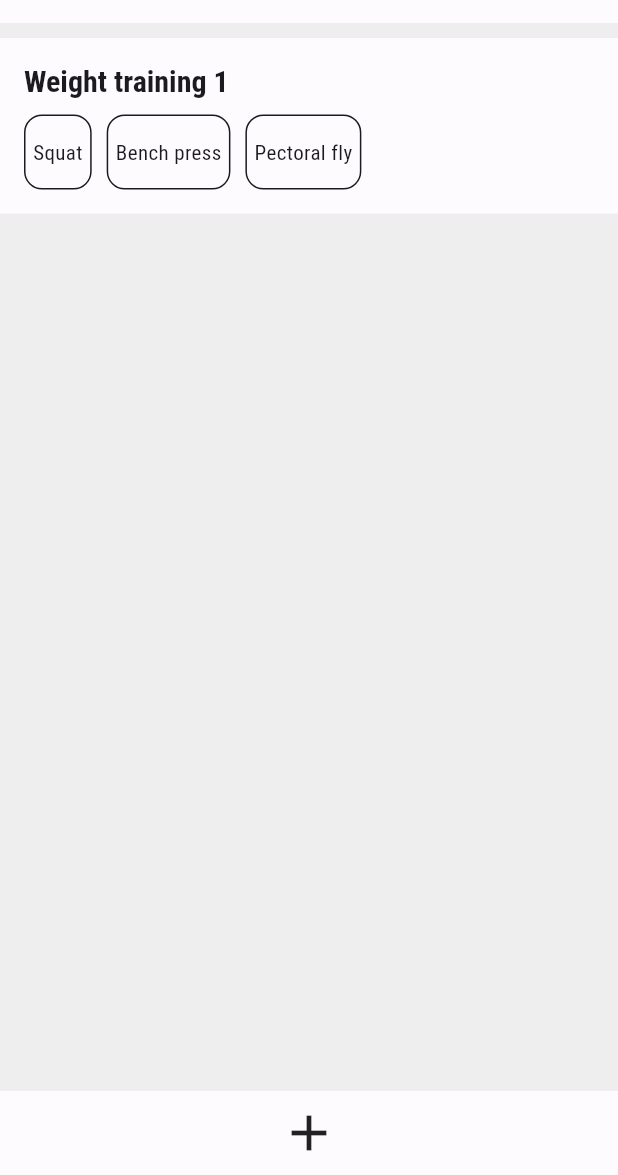
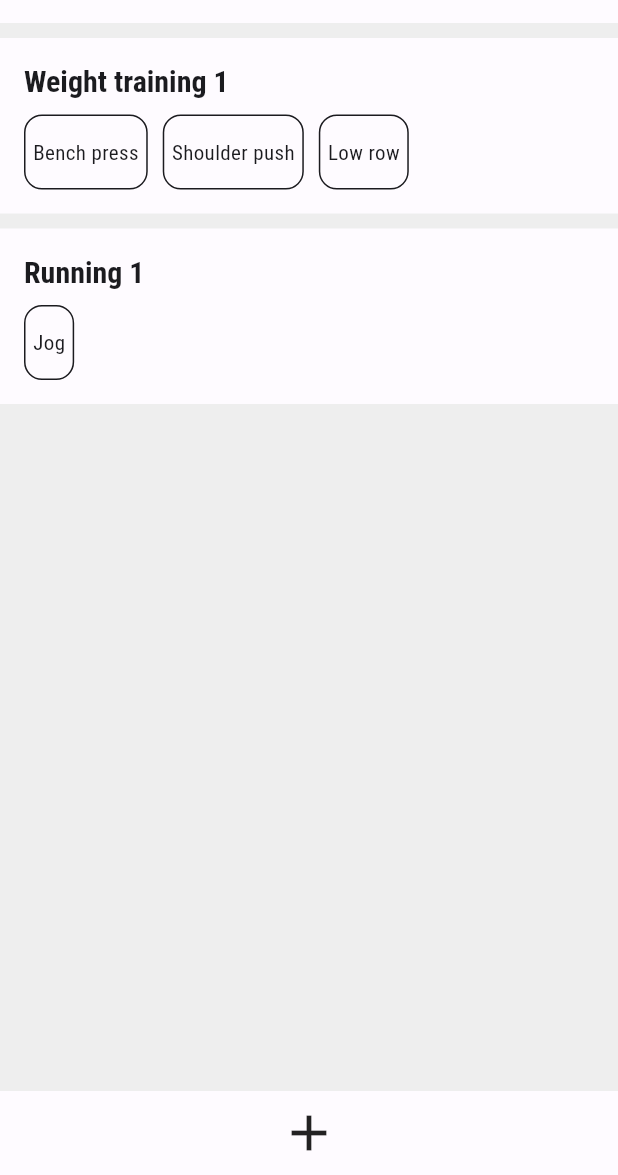
Before and after one commit to ChienKangLu/workout_app, a Flutter app: the screen it shows after launch, on a phone screen of 412 x 824 dp, the part 61-1236 px from its top. Run offline on Flutter 3.47's test engine with Material 2 defaults, Android fonts, the phone set to English and light mode, and no system bars; generated files the repository leaves out were written again.

Commit message:
Refactor workout list

```diff
--- /dev/null
+++ b/lib/feature_workout_list/view/exercise_thumbnail_list.dart
@@ -0,0 +1,47 @@
+import 'package:flutter/material.dart';
+
+import '../../themes/workout_app_theme_data.dart';
+import '../workout_list_view_model.dart';
+
+class ExerciseThumbnailList extends StatelessWidget {
+  const ExerciseThumbnailList({Key? key, required this.exerciseThumbnailListState}) : super(key: key);
+
+  final ExerciseThumbnailListUiState exerciseThumbnailListState;
+
+  @override
+  Widget build(BuildContext context) {
+    return ListView.builder(
+      scrollDirection: Axis.horizontal,
+      itemCount: exerciseThumbnailListState.exerciseThumbnails.length,
+      itemBuilder: (content, index) {
+        return ExerciseThumbnail(exerciseThumbnailState: exerciseThumbnailListState.exerciseThumbnails[index]);
+      },
+    );
+  }
+}
+
+class ExerciseThumbnail extends StatelessWidget {
+  const ExerciseThumbnail({Key? key, required this.exerciseThumbnailState}) : super(key: key);
+
+  final ExerciseThumbnailUiState exerciseThumbnailState;
+
+  @override
+  Widget build(BuildContext context) {
+    return Container(
+      margin: WorkoutAppThemeData.exerciseThumbnailMargin,
+      padding: WorkoutAppThemeData.exerciseThumbnailPadding,
+      decoration: BoxDecoration(
+        border: Border.all(color: Theme.of(context).colorScheme.onSurface),
+        borderRadius: WorkoutAppThemeData.exerciseThumbnailBorderRadius,
+      ),
+      height: WorkoutAppThemeData.exerciseThumbnailWidth,
+      child: Center(
+        child: Text(
+          exerciseThumbnailState.name,
+          textAlign: TextAlign.center,
+          maxLines: 2,
+        ),
+      ),
+    );
+  }
+}
--- /dev/null
+++ b/lib/feature_workout_list/view/workout_list.dart
@@ -0,0 +1,90 @@
+import 'package:flutter/material.dart';
+
+import '../../themes/workout_app_theme_data.dart';
+import '../workout_list_view_model.dart';
+import 'exercise_thumbnail_list.dart';
+
+class WorkoutList extends StatelessWidget {
+  const WorkoutList({Key? key, required this.workoutListState}) : super(key: key);
+
+  final WorkoutListUiState workoutListState;
+
+  @override
+  Widget build(BuildContext context) {
+    return _listContainer(
+      context,
+      child: _listView(context),
+    );
+  }
+
+  Widget _listContainer(BuildContext context, {required Widget child}) {
+    return Container(
+      color: Theme.of(context).colorScheme.listBackgroundColor,
+      child: child,
+    );
+  }
+
+  Widget _listView(BuildContext context) {
+    return ListView.builder(
+      itemCount: workoutListState.workouts.length,
+      itemBuilder: (content, index) {
+        return Workout(workoutState:  workoutListState.workouts[index]);
+      },
+    );
+  }
+}
+
+class Workout extends StatelessWidget {
+  const Workout({Key? key, required this.workoutState}) : super(key: key);
+
+  final WorkoutUiState workoutState;
+
+  @override
+  Widget build(BuildContext context) {
+    return _container(context);
+  }
+
+  Widget _container(BuildContext context) {
+    return InkWell(
+      child: Container(
+        margin: WorkoutAppThemeData.workoutMargin,
+        padding: WorkoutAppThemeData.workoutPadding,
+        color: Theme.of(context).colorScheme.surface,
+        child: _content(context),
+      ),
+      onTap: () {
+        workoutState.onTap();
+      },
+    );
+  }
+
+  Widget _content(BuildContext context) {
+    return Column(
+      children: [
+        WorkoutListItemTitle(workoutState: workoutState),
+        Container(
+          margin: WorkoutAppThemeData.exerciseThumbnailListMargin,
+          height: WorkoutAppThemeData.exerciseThumbnailWidth,
+          child: ExerciseThumbnailList(exerciseThumbnailListState: workoutState.exerciseThumbnailList),
+        )
+      ],
+    );
+  }
+}
+
+class WorkoutListItemTitle extends StatelessWidget {
+  const WorkoutListItemTitle({Key? key, required this.workoutState}) : super(key: key);
+
+  final WorkoutUiState workoutState;
+
+  @override
+  Widget build(BuildContext context) {
+    return Align(
+      alignment: Alignment.topLeft,
+      child: Text(
+        workoutState.name,
+        style: Theme.of(context).textTheme.titleLarge,
+      ),
+    );
+  }
+}
--- a/lib/views/workout_list_page_bottom_bar.dart
+++ b/lib/feature_workout_list/view/workout_list_page_bottom_bar.dart
@@ -1,14 +1,18 @@
 import 'package:flutter/material.dart';
-import 'package:workout_app/themes/workout_app_theme_data.dart';
+
+import '../../themes/workout_app_theme_data.dart';
 
 class WorkoutListPageBottomBar extends StatelessWidget {
-  const WorkoutListPageBottomBar({Key? key}) : super(key: key);
+  const WorkoutListPageBottomBar({Key? key, required this.onAddItemClicked}) : super(key: key);
+
+  final void Function() onAddItemClicked;
 
   @override
   Widget build(BuildContext context) {
     return SizedBox(
       height: WorkoutAppThemeData.bottomBarHeight,
-      child: Center(
+      child: GestureDetector(
+        onTap: onAddItemClicked,
         child: Icon(
           Icons.add,
           size: WorkoutAppThemeData.bottomBarIconSize,
--- /dev/null
+++ b/lib/feature_workout_list/workout_list_page.dart
@@ -0,0 +1,44 @@
+import 'package:flutter/material.dart';
+import 'package:flutter_gen/gen_l10n/app_localizations.dart';
+
+import 'view/workout_list.dart';
+import 'view/workout_list_page_bottom_bar.dart';
+import 'workout_list_view_model.dart';
+
+class WorkoutListPage extends StatefulWidget {
+  static const routeName = "/workout_list";
+
+  const WorkoutListPage({Key? key}) : super(key: key);
+
+  @override
+  State<WorkoutListPage> createState() => _WorkoutListPageState();
+}
+
+class _WorkoutListPageState extends State<WorkoutListPage> {
+
+  late WorkoutListViewModel _model;
+
+  @override
+  void initState() {
+    _model = WorkoutListViewModel();
+    super.initState();
+  }
+
+  @override
+  Widget build(BuildContext context) {
+    final localizations = AppLocalizations.of(context)!;
+    return Scaffold(
+      appBar: AppBar(
+        title: Text(localizations.appTitle),
+      ),
+      body: WorkoutList(
+        workoutListState: _model.workoutListState,
+      ),
+      bottomNavigationBar: WorkoutListPageBottomBar(
+        onAddItemClicked: () {
+          // TODO: choose type of workout then create a new workout
+        },
+      ),
+    );
+  }
+}
--- /dev/null
+++ b/lib/feature_workout_list/workout_list_view_model.dart
@@ -0,0 +1,112 @@
+import '../model/exercise.dart';
+import '../model/unit.dart';
+import '../model/workout.dart';
+
+class WorkoutListViewModel {
+  final List<Workout> _workouts = <Workout>[
+    WeightTraining(name: "Weight training 1", exercises: [
+      WeightTrainingExercise(
+        name: "Bench press",
+        sets: [
+          WeightTrainingExerciseSet(baseWeight: 20, sideWeight: 15, unit: WeightUnit.kilogram, repetition: 5),
+          WeightTrainingExerciseSet(baseWeight: 20, sideWeight: 15, unit: WeightUnit.kilogram, repetition: 5),
+          WeightTrainingExerciseSet(baseWeight: 20, sideWeight: 20, unit: WeightUnit.kilogram, repetition: 5),
+          WeightTrainingExerciseSet(baseWeight: 20, sideWeight: 20, unit: WeightUnit.kilogram, repetition: 2),
+          WeightTrainingExerciseSet(baseWeight: 20, sideWeight: 17.5, unit: WeightUnit.kilogram, repetition: 5),
+          WeightTrainingExerciseSet(baseWeight: 20, sideWeight: 17.5, unit: WeightUnit.kilogram, repetition: 5),
+        ],
+      ),
+      WeightTrainingExercise(
+        name: "Shoulder push",
+        sets: [
+          WeightTrainingExerciseSet(baseWeight: 0, sideWeight: 10, unit: WeightUnit.kilogram, repetition: 6),
+          WeightTrainingExerciseSet(baseWeight: 0, sideWeight: 12.5, unit: WeightUnit.kilogram, repetition: 6),
+          WeightTrainingExerciseSet(baseWeight: 0, sideWeight: 12.5, unit: WeightUnit.kilogram, repetition: 6),
+        ],
+      ),
+      WeightTrainingExercise(
+        name: "Low row",
+        sets: [
+          WeightTrainingExerciseSet(baseWeight: 25, sideWeight: 0, unit: WeightUnit.kilogram, repetition: 12),
+          WeightTrainingExerciseSet(baseWeight: 25, sideWeight: 0, unit: WeightUnit.kilogram, repetition: 12),
+          WeightTrainingExerciseSet(baseWeight: 25, sideWeight: 0, unit: WeightUnit.kilogram, repetition: 12),
+        ],
+      ),
+    ]),
+    Running(
+      name: "Running 1",
+      exercises: [
+        RunningExercise(
+          name: "Jog",
+          sets: [
+            RunningExerciseSet(distance: 2, unit: DistanceUnit.kilometer),
+          ],
+        ),
+      ],
+    ),
+  ];
+
+  WorkoutListUiState get workoutListState {
+    return _toWorkoutListUiState(_workouts);
+  }
+
+  WorkoutListUiState _toWorkoutListUiState(List<Workout> workouts) {
+    return WorkoutListUiState(
+      workouts: workouts.map((workout) => _toWorkoutUiState(workout)).toList(),
+    );
+  }
+
+  WorkoutUiState _toWorkoutUiState(Workout workout) {
+    return WorkoutUiState(
+      name: workout.name,
+      exerciseThumbnailList: _toExerciseThumbnailListUiState( workout.exercises),
+      onTap: () {
+        // TODO: launch exercise page
+      },
+    );
+  }
+
+  ExerciseThumbnailListUiState _toExerciseThumbnailListUiState(List<Exercise> exercises) {
+    return ExerciseThumbnailListUiState(
+      exerciseThumbnails: exercises.map((exercise) => _toExerciseThumbnailUiState(exercise)).toList(),
+    );
+  }
+
+  ExerciseThumbnailUiState _toExerciseThumbnailUiState(Exercise exercise) {
+    return ExerciseThumbnailUiState(name: exercise.name);
+  }
+}
+
+class ExerciseThumbnailUiState {
+  ExerciseThumbnailUiState({required this.name});
+
+  final String name;
+}
+
+class ExerciseThumbnailListUiState {
+  ExerciseThumbnailListUiState({
+    required this.exerciseThumbnails,
+  });
+
+  final List<ExerciseThumbnailUiState> exerciseThumbnails;
+}
+
+class WorkoutUiState {
+  WorkoutUiState({
+    required this.name,
+    required this.exerciseThumbnailList,
+    required this.onTap,
+  });
+
+  final String name;
+  final ExerciseThumbnailListUiState exerciseThumbnailList;
+  final void Function() onTap;
+}
+
+class WorkoutListUiState {
+  WorkoutListUiState({
+    required this.workouts,
+  });
+
+  final List<WorkoutUiState> workouts;
+}
--- a/lib/main.dart
+++ b/lib/main.dart
@@ -1,7 +1,8 @@
 import 'package:flutter/material.dart';
 import 'package:flutter_gen/gen_l10n/app_localizations.dart';
-import 'package:workout_app/routes.dart';
-import 'package:workout_app/themes/workout_app_theme_data.dart';
+
+import 'routes.dart';
+import 'themes/workout_app_theme_data.dart';
 
 void main() {
   runApp(const WorkoutApp());
--- a/lib/model/exercise.dart
+++ b/lib/model/exercise.dart
@@ -1,5 +1,53 @@
-class Exercise {
-  Exercise({required this.name});
+import 'interval_event.dart';
+import 'unit.dart';
+
+abstract class Exercise<T extends ExerciseSet> extends IntervalEvent {
+  Exercise({
+    required this.name,
+    List<T>? sets,
+  }) : sets = sets ?? [];
 
   final String name;
+  final List<T> sets;
 }
+
+abstract class ExerciseSet extends IntervalEvent {
+}
+
+class WeightTrainingExercise extends Exercise<WeightTrainingExerciseSet> {
+  WeightTrainingExercise({
+    required super.name,
+    List<WeightTrainingExerciseSet>? sets,
+  }) : super(sets: sets);
+}
+
+class WeightTrainingExerciseSet extends ExerciseSet {
+  WeightTrainingExerciseSet({
+    required this.baseWeight,
+    required this.sideWeight,
+    required this.unit,
+    required this.repetition,
+  });
+
+  final double baseWeight;
+  final double sideWeight;
+  final WeightUnit unit;
+  final int repetition;
+}
+
+class RunningExercise extends Exercise<RunningExerciseSet> {
+  RunningExercise({
+    required super.name,
+    List<RunningExerciseSet>? sets,
+  }) : super(sets: sets);
+}
+
+class RunningExerciseSet extends ExerciseSet{
+  RunningExerciseSet({
+    required this.distance,
+    required this.unit,
+  });
+
+  final double distance;
+  final DistanceUnit unit;
+}
--- /dev/null
+++ b/lib/model/interval_event.dart
@@ -0,0 +1,12 @@
+class IntervalEvent {
+  DateTime? startTime;
+  DateTime? endTime;
+
+  void startEvent() {
+    startTime = DateTime.now();
+  }
+
+  void finishEvent() {
+    endTime = DateTime.now();
+  }
+}
--- /dev/null
+++ b/lib/model/unit.dart
@@ -0,0 +1,7 @@
+enum WeightUnit {
+  kilogram, pound,
+}
+
+enum DistanceUnit {
+  kilometer, meter
+}
--- a/lib/model/workout.dart
+++ b/lib/model/workout.dart
@@ -1,9 +1,36 @@
-import 'Exercise.dart';
+import 'exercise.dart';
+import 'interval_event.dart';
 
-class Workout {
-  Workout({required this.name, required this.exercises});
+enum WorkoutType {
+  weightTraining, running
+}
+
+abstract class Workout<T extends Exercise> extends IntervalEvent {
+  Workout({
+    required this.name,
+    required this.type,
+    List<T>? exercises,
+  }) : exercises = exercises ?? [];
 
   final String name;
+  final WorkoutType type;
+  final List<T> exercises;
 
-  final List<Exercise> exercises;
+  void addExercise(T exercise) {
+    exercises.add(exercise);
+  }
 }
+
+class WeightTraining extends Workout<WeightTrainingExercise> {
+  WeightTraining({
+    required super.name,
+    List<WeightTrainingExercise>? exercises,
+  }) : super(type: WorkoutType.weightTraining, exercises: exercises);
+}
+
+class Running extends Workout<RunningExercise> {
+  Running({
+    required super.name,
+    List<RunningExercise>? exercises,
+  }) : super(type: WorkoutType.running, exercises: exercises);
+}
--- a/lib/pages/workout_list_page.dart
+++ /dev/null
@@ -1,61 +0,0 @@
-import 'package:flutter/material.dart';
-import 'package:flutter_gen/gen_l10n/app_localizations.dart';
-import 'package:workout_app/model/Exercise.dart';
-import 'package:workout_app/model/workout.dart';
-import 'package:workout_app/views/exercise_item.dart';
-
-import '../views/workout_item.dart';
-import '../views/workout_list.dart';
-import '../views/workout_list_page_bottom_bar.dart';
-
-class WorkoutListPage extends StatefulWidget {
-  static const routeName = "/workout_list";
-
-  const WorkoutListPage({Key? key}) : super(key: key);
-
-  @override
-  State<WorkoutListPage> createState() => _WorkoutListPageState();
-}
-
-class _WorkoutListPageState extends State<WorkoutListPage> {
-
-  final List<Workout> _workoutList = <Workout>[
-    Workout(
-        name: "Weight training 1",
-        exercises: [
-          Exercise(name: "Squat"),
-          Exercise(name: "Bench press"),
-          Exercise(name: "Pectoral fly"),
-        ]
-    ),
-  ];
-
-  @override
-  Widget build(BuildContext context) {
-    final localizations = AppLocalizations.of(context)!;
-    return Scaffold(
-      appBar: AppBar(
-        title: Text(localizations.appTitle),
-      ),
-      body: WorkoutList(
-        workoutItems: _workoutList.map((workout) => workout.toWorkoutItem()).toList(),
-      ),
-      bottomNavigationBar: const WorkoutListPageBottomBar()
-    );
-  }
-}
-
-extension WorkoutExtension on Workout {
-  WorkoutItem toWorkoutItem() {
-    return WorkoutItem(
-      name: name,
-      exerciseItems: exercises.map((exercise) => exercise.toExerciseItem()).toList(),
-    );
-  }
-}
-
-extension ExerciseExtension on Exercise {
-  ExerciseItem toExerciseItem() {
-    return ExerciseItem(name: name);
-  }
-}
--- a/lib/themes/workout_app_theme_data.dart
+++ b/lib/themes/workout_app_theme_data.dart
@@ -81,23 +81,23 @@ class WorkoutAppThemeData {
   static const _bold = FontWeight.w700;
 
   static const _textTheme = TextTheme(
-      titleLarge: TextStyle(
-        fontSize: 20.0,
-        fontWeight: _bold,
-      )
+    titleLarge: TextStyle(
+      fontSize: 20.0,
+      fontWeight: _bold,
+    ),
   );
 
-  static EdgeInsets get listItemMargin => const EdgeInsets.fromLTRB(0, 10, 0, 0);
-  static EdgeInsets get listItemPadding => const EdgeInsets.all(16);
+  static EdgeInsets get workoutMargin => const EdgeInsets.fromLTRB(0, 10, 0, 0);
+  static EdgeInsets get workoutPadding => const EdgeInsets.all(16);
 
   static double get bottomBarHeight => 56.0;
   static double get bottomBarIconSize => 40.0;
 
-  static EdgeInsets get exerciseListMargin => const EdgeInsets.fromLTRB(0, 10, 0, 0);
-  static double get exerciseItemWidth => 50.0;
-  static EdgeInsets get exerciseItemMargin => const EdgeInsets.fromLTRB(0, 0, 10, 0);
-  static EdgeInsets get exerciseItemPadding => const EdgeInsets.all(5.0);
-  static BorderRadius get exerciseItemBorderRadius => BorderRadius.circular(12.0);
+  static EdgeInsets get exerciseThumbnailListMargin => const EdgeInsets.fromLTRB(0, 10, 0, 0);
+  static double get exerciseThumbnailWidth => 50.0;
+  static EdgeInsets get exerciseThumbnailMargin => const EdgeInsets.fromLTRB(0, 0, 10, 0);
+  static EdgeInsets get exerciseThumbnailPadding => const EdgeInsets.all(5.0);
+  static BorderRadius get exerciseThumbnailBorderRadius => BorderRadius.circular(12.0);
 }
 
 extension CustomColorScheme on ColorScheme {
--- a/lib/views/exercise_item.dart
+++ /dev/null
@@ -1,5 +0,0 @@
-class ExerciseItem {
-  ExerciseItem({required this.name});
-
-  final String name;
-}
--- a/lib/views/exercise_list.dart
+++ /dev/null
@@ -1,48 +0,0 @@
-import 'package:flutter/material.dart';
-
-import '../themes/workout_app_theme_data.dart';
-import 'exercise_item.dart';
-
-class ExerciseList extends StatelessWidget {
-  const ExerciseList({Key? key, required this.exerciseItems}) : super(key: key);
-
-  final List<ExerciseItem> exerciseItems;
-
-  @override
-  Widget build(BuildContext context) {
-    return ListView.builder(
-      scrollDirection: Axis.horizontal,
-      itemCount: exerciseItems.length,
-      itemBuilder: (content, index) {
-        return ExerciseListItem(exerciseItem: exerciseItems[index]);
-      },
-    );
-  }
-}
-
-class ExerciseListItem extends StatelessWidget {
-  const ExerciseListItem({Key? key, required this.exerciseItem}) : super(key: key);
-
-  final ExerciseItem exerciseItem;
-
-  @override
-  Widget build(BuildContext context) {
-    return Container(
-      margin: WorkoutAppThemeData.exerciseItemMargin,
-      padding: WorkoutAppThemeData.exerciseItemPadding,
-      decoration: BoxDecoration(
-        border: Border.all(color: Theme.of(context).colorScheme.onSurface),
-        borderRadius: WorkoutAppThemeData.exerciseItemBorderRadius,
-      ),
-      // width: WorkoutAppThemeData.exerciseItemWidth,
-      height: WorkoutAppThemeData.exerciseItemWidth,
-      child: Center(
-        child: Text(
-          exerciseItem.name,
-          textAlign: TextAlign.center,
-          maxLines: 2,
-        ),
-      ),
-    );
-  }
-}
--- a/lib/views/workout_item.dart
+++ /dev/null
@@ -1,8 +0,0 @@
-import 'exercise_item.dart';
-
-class WorkoutItem {
-  WorkoutItem({required this.name, required this.exerciseItems});
-
-  final String name;
-  final List<ExerciseItem> exerciseItems;
-}
--- a/lib/views/workout_list.dart
+++ /dev/null
@@ -1,86 +0,0 @@
-import 'package:flutter/material.dart';
-
-import 'package:workout_app/themes/workout_app_theme_data.dart';
-
-import 'exercise_list.dart';
-import 'workout_item.dart';
-
-class WorkoutList extends StatelessWidget {
-  const WorkoutList({Key? key, required this.workoutItems}) : super(key: key);
-
-  final List<WorkoutItem> workoutItems;
-
-  @override
-  Widget build(BuildContext context) {
-    return _listContainer(
-      context,
-      child: _listView(context),
-    );
-  }
-
-  Widget _listContainer(BuildContext context, {required Widget child}) {
-    return Container(
-      color: Theme.of(context).colorScheme.listBackgroundColor,
-      child: child,
-    );
-  }
-
-  Widget _listView(BuildContext context) {
-    return ListView.builder(
-      itemCount: workoutItems.length,
-      itemBuilder: (content, index) {
-        return WorkoutListItem(workoutItem: workoutItems[index]);
-      },
-    );
-  }
-}
-
-class WorkoutListItem extends StatelessWidget {
-  const WorkoutListItem({Key? key, required this.workoutItem}) : super(key: key);
-
-  final WorkoutItem workoutItem;
-
-  @override
-  Widget build(BuildContext context) {
-    return _listItemContainer(context, workoutItem);
-  }
-
-  Widget _listItemContainer(BuildContext context, WorkoutItem workoutItem) {
-    return Container(
-      margin: WorkoutAppThemeData.listItemMargin,
-      padding: WorkoutAppThemeData.listItemPadding,
-      color: Theme.of(context).colorScheme.surface,
-      child: _listItem(context, workoutItem),
-    );
-  }
-
-  Widget _listItem(BuildContext context, WorkoutItem workoutItem) {
-    return Column(
-      children: [
-        WorkoutListItemTitle(workoutItem: workoutItem),
-        Container(
-          margin: WorkoutAppThemeData.exerciseListMargin,
-          height: WorkoutAppThemeData.exerciseItemWidth,
-          child: ExerciseList(exerciseItems: workoutItem.exerciseItems),
-        )
-      ],
-    );
-  }
-}
-
-class WorkoutListItemTitle extends StatelessWidget {
-  const WorkoutListItemTitle({Key? key, required this.workoutItem}) : super(key: key);
-
-  final WorkoutItem workoutItem;
-
-  @override
-  Widget build(BuildContext context) {
-    return Align(
-      alignment: Alignment.topLeft,
-      child: Text(
-        workoutItem.name,
-        style: Theme.of(context).textTheme.titleLarge,
-      ),
-    );
-  }
-}
```
Also changed, not shown: lib/routes.dart (+6 -5 lines), 1 other file.
